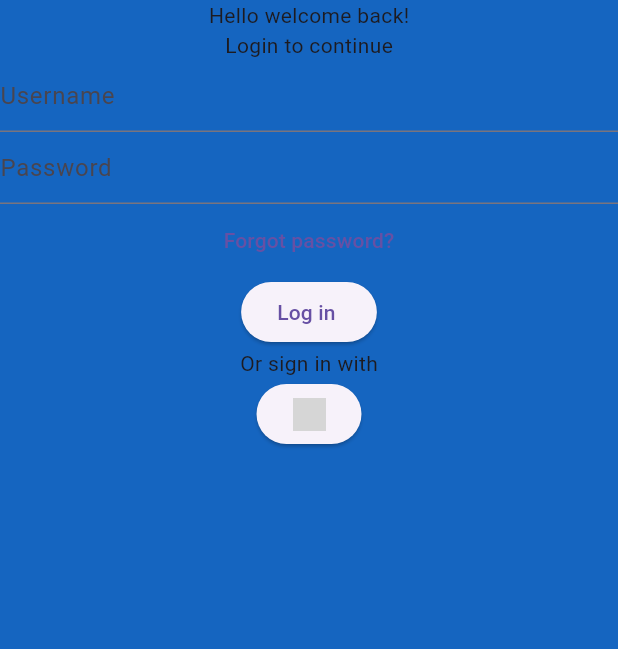
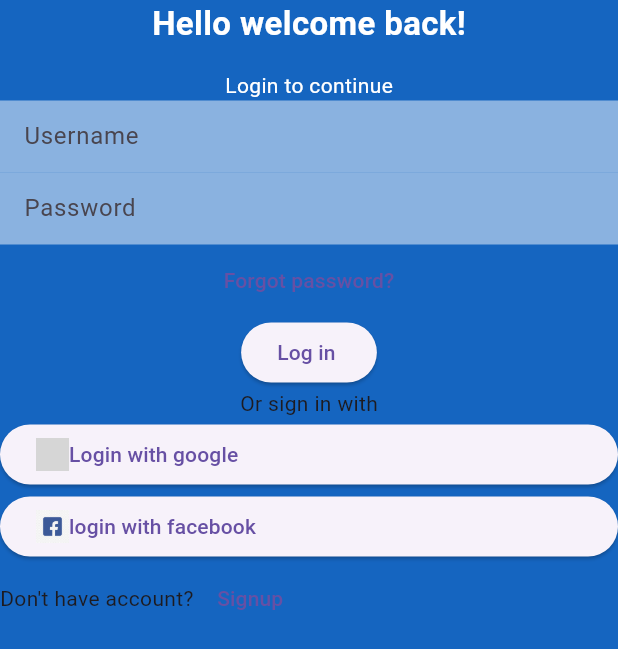
Before and after one commit to zeeelord/DATEY, a Flutter app: the screen it shows after launch, on a phone screen of 412 x 824 dp. Shown: the top 649 px of the screen. Run offline on Flutter 3.47's test engine with Material 3 defaults, Android fonts, the phone set to English and light mode, and no system bars; grey boxes are pictures that could not be loaded.

Commit message:
refactoring dirty code base

```diff
--- a/flutter_test_application/lib/main.dart
+++ b/flutter_test_application/lib/main.dart
@@ -1,4 +1,5 @@
 import 'package:flutter/material.dart';
+import 'package:flutter_test_application/login_page.dart';
 // import 'package:flutter_test_application/login_page.dart';
 
 void main() {
@@ -10,45 +11,6 @@ class MyApp extends StatelessWidget {
 
   @override
   Widget build(BuildContext context) {
-    return MaterialApp(
-      debugShowCheckedModeBanner: false,
-      home: Scaffold(
-        // appBar: AppBar(),
-        // floatingActionButton: FloatingActionButton(onPressed: null),
-        backgroundColor: Colors.blue.shade800,
-        // drawer: Container(height: 500, width: 400, color: Colors.white),
-        body: Column(
-          children: [
-            Text("Hello welcome back!"),
-            Text('Login to continue'),
-            TextField(decoration: InputDecoration(hintText: 'Username')),
-            TextField(decoration: InputDecoration(hintText: 'Password')),
-            TextButton(
-              onPressed: () {
-                print("Clicked");
-              },
-              child: Text('Forgot password?'),
-            ),
-            ElevatedButton(
-              onPressed: () {
-                print("login is clicked");
-              },
-              child: Text('Log in '),
-            ),
-            Text('Or sign in with'),
-            ElevatedButton(
-              onPressed: () {
-                print(" google  is clicked");
-              },
-              child: Image.asset(
-                'assets/images/facebook_icon.jpg',
-                width: 22,
-                height: 22,
-              ),
-            ),
-          ],
-        ),
-      ),
-    );
+    return MaterialApp(debugShowCheckedModeBanner: false, home: loginPage());
   }
 }
--- a/flutter_test_application/pubspec.yaml
+++ b/flutter_test_application/pubspec.yaml
@@ -59,8 +59,9 @@ flutter:
 
   # To add assets to your application, add an assets section, like this:
   assets:
-    - /Users/daviddayo/Desktop/project_flutter/flutter_test_application/assets/images/facebook_icon.jpg
-    - /Users/daviddayo/Desktop/project_flutter/flutter_test_application/assets/images/Google_icon.jpg
+    -  'assets/images/facebook_icon.jpg'
+    -  'assets/images/Google_icon.jpg'
+    # - /Users/daviddayo/Desktop/project_flutter/flutter_test_application/assets/images/facebook_icon.jpg
 
   # An image asset can refer to one or more resolution-specific "variants", see
   # https://flutter.dev/to/resolution-aware-images
```
Also changed, not shown: flutter_test_application/pubspec.lock, 3 other files.
